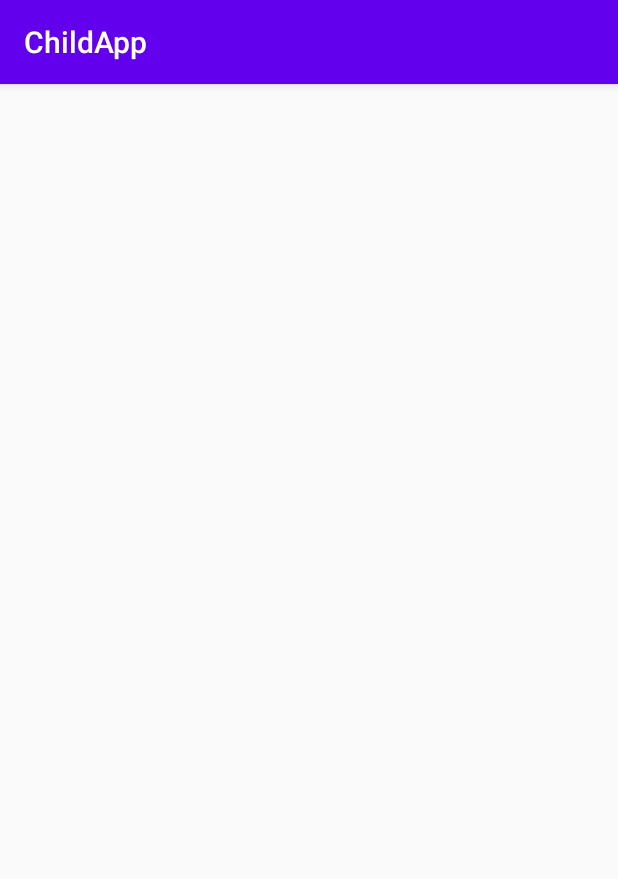
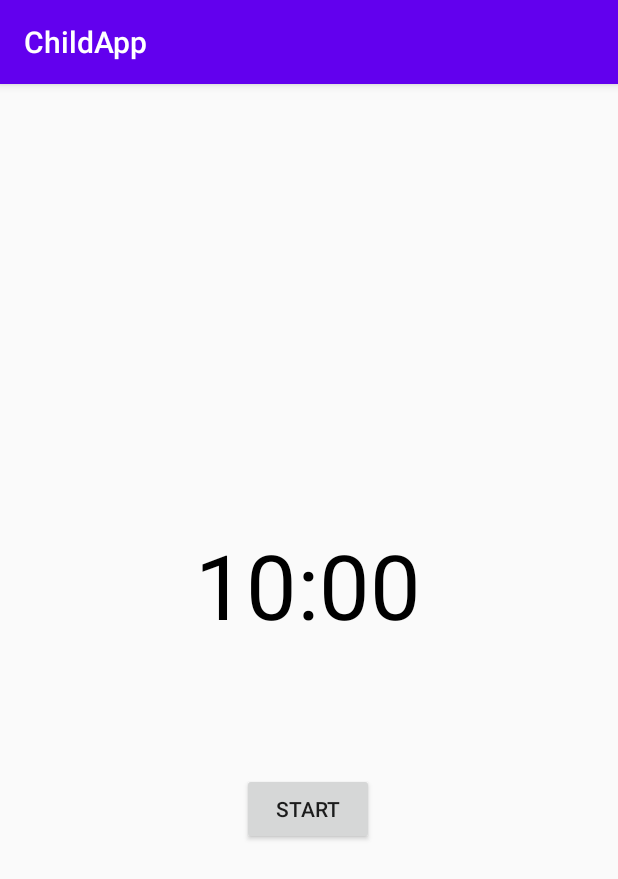
Before and after one commit to gyeung06/AndroidParentingApp, an Android app: the TimeoutActivity screen opened directly, with no data from a screen before it, on a phone screen of 412 x 824 dp. Shown: the top 879 px of the screen. Run offline under Robolectric (Android 15) with nearby library versions, the phone set to English and light mode, and no system bars.

Commit message:
initial TimeoutActivity added

```diff
--- a/app/src/main/java/c/cmpt276/childapp/FlipCoinActivity.java
+++ b/app/src/main/java/c/cmpt276/childapp/FlipCoinActivity.java
@@ -63,7 +63,7 @@
 
                 RotateAnimation rotate = new RotateAnimation(0,999999999,
                         RotateAnimation.RELATIVE_TO_SELF,0.5f,RotateAnimation.RELATIVE_TO_SELF,0.5f);
-                rotate.setDuration(800);
+                rotate.setDuration(1800);
                 iv.startAnimation(rotate);
 
                 if(!guestMode){
--- a/app/src/main/java/c/cmpt276/childapp/TimeoutActivity.java
+++ b/app/src/main/java/c/cmpt276/childapp/TimeoutActivity.java
@@ -5,14 +5,103 @@
 import android.content.Context;
 import android.content.Intent;
 import android.os.Bundle;
+import android.os.CountDownTimer;
+import android.view.View;
+import android.widget.Button;
+import android.widget.TextView;
+
+import java.util.Locale;
 
 public class TimeoutActivity extends AppCompatActivity {
+    private static final long START_TIME_IN_MILLIS = 600000;
+    private TextView mTextViewCountDown;
+    private Button mButtonStartPause;
+    private Button mButtonReset;
 
+    private CountDownTimer mCountDownTimer;
+
+    private boolean mTimerRunning;
+
+    private long mTimeLeftInMillis = START_TIME_IN_MILLIS;
     @Override
     protected void onCreate(Bundle savedInstanceState) {
         super.onCreate(savedInstanceState);
         setContentView(R.layout.activity_timeout);
+
+        mTextViewCountDown = findViewById(R.id.text_view_timer);
+
+        mButtonStartPause = findViewById(R.id.button_start);
+        mButtonReset = findViewById(R.id.button_reset);
+
+        mButtonStartPause.setOnClickListener(new View.OnClickListener(){
+
+            @Override
+            public void onClick(View v) {
+                if (mTimerRunning) {
+                    pauseTimer();
+                }
+                else{
+                    startTimer();
+                }
+            }
+        });
+        mButtonReset.setOnClickListener(new View.OnClickListener(){
+
+            @Override
+            public void onClick(View v) {
+                resetTimer();
+            }
+        });
+
+        updateCountDownText();
+
     }
+
+    private void startTimer(){
+        mCountDownTimer = new CountDownTimer(mTimeLeftInMillis,1000) {
+            @Override
+            public void onTick(long millisUntilFinished) {
+                mTimeLeftInMillis = millisUntilFinished;
+                updateCountDownText();
+            }
+
+            @Override
+            public void onFinish() {
+                mTimerRunning = false;
+                mButtonStartPause.setText("Start");
+                mButtonStartPause.setVisibility(View.INVISIBLE);
+                mButtonReset.setVisibility(View.VISIBLE);
+            }
+        }.start();
+        mTimerRunning = true;
+        mButtonStartPause.setText("pause");
+        mButtonReset.setVisibility(View.INVISIBLE);
+    }
+
+    private void pauseTimer(){
+        mCountDownTimer.cancel();
+        mTimerRunning =false;
+        mButtonStartPause.setText("Start");
+        mButtonReset.setVisibility(View.VISIBLE);
+    }
+
+    private void resetTimer(){
+        mTimeLeftInMillis = START_TIME_IN_MILLIS;
+        updateCountDownText();
+        mButtonReset.setVisibility(View.INVISIBLE);
+        mButtonStartPause.setVisibility(View.VISIBLE);
+    }
+
+    private void updateCountDownText(){
+        int minutes = (int)(mTimeLeftInMillis/1000)/60;
+        int seconds = (int)(mTimeLeftInMillis/1000)%60;
+
+        String timeLeftFormatted = String.format(Locale.getDefault(),"%02d:%02d",minutes,seconds);
+
+        mTextViewCountDown.setText(timeLeftFormatted);
+    }
+
+
 
     public static Intent createIntent(Context context){
         Intent i = new Intent(context, TimeoutActivity.class);
--- a/app/src/main/res/layout/activity_timeout.xml
+++ b/app/src/main/res/layout/activity_timeout.xml
@@ -6,4 +6,52 @@
     android:layout_height="match_parent"
     tools:context="c.cmpt276.childapp.TimeoutActivity">
 
+    <TextView
+        android:id="@+id/text_view_timer"
+        android:layout_width="wrap_content"
+        android:layout_height="wrap_content"
+        android:layout_centerHorizontal="true"
+        android:layout_centerVertical="true"
+        android:layout_marginStart="130dp"
+        android:layout_marginTop="270dp"
+        android:layout_marginEnd="131dp"
+        android:layout_marginBottom="62dp"
+        android:text="00:00"
+        android:textColor="@android:color/black"
+        android:textSize="60sp"
+        app:layout_constraintBottom_toTopOf="@+id/button_start"
+        app:layout_constraintEnd_toEndOf="parent"
+        app:layout_constraintStart_toStartOf="parent"
+        app:layout_constraintTop_toTopOf="parent" />
+
+    <Button
+        android:id="@+id/button_start"
+        android:layout_width="wrap_content"
+        android:layout_height="wrap_content"
+        android:layout_marginStart="170dp"
+        android:layout_marginEnd="30dp"
+        android:layout_marginBottom="237dp"
+        android:text="Start"
+        app:layout_constraintBottom_toBottomOf="parent"
+        app:layout_constraintEnd_toStartOf="@+id/button_reset"
+        app:layout_constraintStart_toStartOf="parent"
+        app:layout_constraintTop_toBottomOf="@+id/text_view_timer" />
+
+    <Button
+        android:id="@+id/button_reset"
+        android:layout_width="wrap_content"
+        android:layout_height="wrap_content"
+        android:layout_marginStart="10dp"
+        android:layout_marginTop="412dp"
+        android:layout_marginEnd="43dp"
+        android:layout_marginBottom="237dp"
+        android:text="reset"
+        android:visibility="invisible"
+        app:layout_constraintBottom_toBottomOf="parent"
+        app:layout_constraintEnd_toEndOf="parent"
+        app:layout_constraintStart_toEndOf="@+id/button_start"
+        app:layout_constraintTop_toTopOf="parent"
+        tools:visibility="visible" />
+
+
 </androidx.constraintlayout.widget.ConstraintLayout>
```
